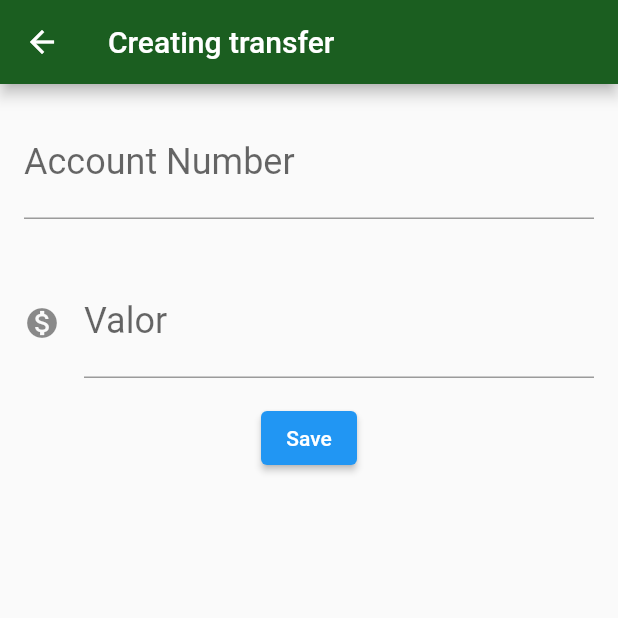
After one commit to lucasomac/bytebank, a Flutter app: the TransferForm screen opened directly, on a phone screen of 412 x 824 dp, the top half of it. The commit adds this screen. Run offline on Flutter 3.47's test engine with Material 2 defaults, Android fonts, the phone set to English and light mode, and no system bars; our stand-ins replace sqflite; missing offline and left inert: http_interceptor; accounts and stored records are empty.

Commit message:
Cleaning up and refactoring names for english

```diff
--- a/lib/components/editor.dart
+++ b/lib/components/editor.dart
@@ -1,15 +1,15 @@
 import 'package:flutter/material.dart';
 
 class Editor extends StatelessWidget {
-  final String rotulo;
-  final String dica;
+  final String label;
+  final String tip;
   final TextEditingController controller;
   final TextInputType inputType;
   final IconData? iconData;
 
   const Editor({
-    required this.rotulo,
-    required this.dica,
+    required this.label,
+    required this.tip,
     required this.controller,
     required this.inputType,
     this.iconData,
@@ -26,8 +26,8 @@ class Editor extends StatelessWidget {
         keyboardType: inputType,
         decoration: InputDecoration(
             // border: OutlineInputBorder(),
-            labelText: rotulo,
-            hintText: dica,
+            labelText: label,
+            hintText: tip,
             icon: iconData != null ? Icon(iconData) : null),
       ),
     );
--- /dev/null
+++ b/lib/components/form.dart
@@ -0,0 +1,57 @@
+import 'package:flutter/material.dart';
+
+import '../models/transfer.dart';
+import 'editor.dart';
+
+const _titleAppBar = 'Creating transfer';
+const _buttonTextSave = 'Save';
+
+class TransferForm extends StatefulWidget {
+  const TransferForm({Key? key}) : super(key: key);
+
+  @override
+  State<TransferForm> createState() => _TransferFormState();
+}
+
+class _TransferFormState extends State<TransferForm> {
+  final TextEditingController _controllerAccountNumber =
+      TextEditingController();
+
+  final TextEditingController _controllerValor = TextEditingController();
+
+  @override
+  Widget build(BuildContext context) {
+    return Scaffold(
+      appBar: AppBar(
+        title: const Text(_titleAppBar),
+      ),
+      body: SingleChildScrollView(
+        child: Column(
+          children: [
+            Editor(
+                label: 'Account Number',
+                tip: '13',
+                controller: _controllerAccountNumber,
+                inputType: TextInputType.number),
+            Editor(
+                label: 'Valor',
+                tip: '10.00',
+                controller: _controllerValor,
+                inputType: const TextInputType.numberWithOptions(decimal: true),
+                iconData: Icons.monetization_on),
+            ElevatedButton(
+              onPressed: () => _createTransfer(context),
+              child: const Text(_buttonTextSave),
+            )
+          ],
+        ),
+      ),
+    );
+  }
+
+  void _createTransfer(BuildContext context) {
+    final Transfer transfer = Transfer(double.parse(_controllerValor.text),
+        int.parse(_controllerAccountNumber.text));
+    Navigator.pop(context, transfer);
+  }
+}
--- /dev/null
+++ b/lib/components/item_transfer.dart
@@ -0,0 +1,21 @@
+import 'package:flutter/material.dart';
+
+import '../models/transfer.dart';
+
+class ItemTransfer extends StatelessWidget {
+  final Transfer _transfer;
+
+  const ItemTransfer(this._transfer, {Key? key}) : super(key: key);
+
+  @override
+  Widget build(BuildContext context) {
+    return Card(
+      child: ListTile(
+        leading: const Icon(Icons.monetization_on),
+        title: Text(_transfer.value.toString()),
+        subtitle: Text(_transfer.accountNumber.toString()),
+        trailing: const Icon(Icons.more_vert),
+      ),
+    );
+  }
+}
--- a/lib/database/app_database.dart
+++ b/lib/database/app_database.dart
@@ -1,6 +1,7 @@
-import 'package:bytebank/database/dao/contact_dao.dart';
 import 'package:path/path.dart';
 import 'package:sqflite/sqflite.dart';
+
+import 'dao/contact_dao.dart';
 
 Future<Database> getDatabase() async {
   final String path = join(await getDatabasesPath(), 'bytebank.db');
--- a/lib/http/webclients/transaction_web_client.dart
+++ b/lib/http/webclients/transaction_web_client.dart
@@ -1,8 +1,8 @@
 import 'dart:convert';
 
-import 'package:bytebank/models/transaction.dart';
 import 'package:http/http.dart';
 
+import '../../models/transaction.dart';
 import '../webclient.dart';
 
 class TransactionWebClient {
--- a/lib/main.dart
+++ b/lib/main.dart
@@ -1,7 +1,8 @@
 import 'dart:core';
 
-import 'package:bytebank/screens/dasboard.dart';
 import 'package:flutter/material.dart';
+
+import 'screens/dashboard.dart';
 
 void main() {
   runApp(const ByteBankApp());
--- a/lib/models/transferencia.dart
+++ b/lib/models/transfer.dart
@@ -4,7 +4,7 @@ class Transfer {
 
   @override
   String toString() {
-    return 'Transferencia{valor: $value, numeroConta: $accountNumber}';
+    return 'Transfer{value: $value, accountNumber: $accountNumber}';
   }
 
   Transfer(this.value, this.accountNumber);
--- a/lib/screens/contact_form.dart
+++ b/lib/screens/contact_form.dart
@@ -1,6 +1,7 @@
-import 'package:bytebank/database/dao/contact_dao.dart';
-import 'package:bytebank/models/contact.dart';
 import 'package:flutter/material.dart';
+
+import '../database/dao/contact_dao.dart';
+import '../models/contact.dart';
 
 class ContactForm extends StatefulWidget {
   const ContactForm({Key? key}) : super(key: key);
```
Also changed, not shown: lib/components/formulario.dart (deleted, +0 -57 lines), lib/components/item_transferencia.dart (deleted, +0 -20 lines), lib/database/dao/contact_dao.dart (+4 -4 lines), lib/screens/contacts_list.dart (+6 -6 lines), lib/screens/dashboard.dart (renamed from lib/screens/dasboard.dart, +4 -3 lines), lib/screens/transaction_form.dart (+7 -6 lines), lib/screens/transactions_list.dart (+7 -7 lines), lib/screens/transfer_list.dart (renamed from lib/screens/lista_transferencia.dart, +9 -9 lines).
